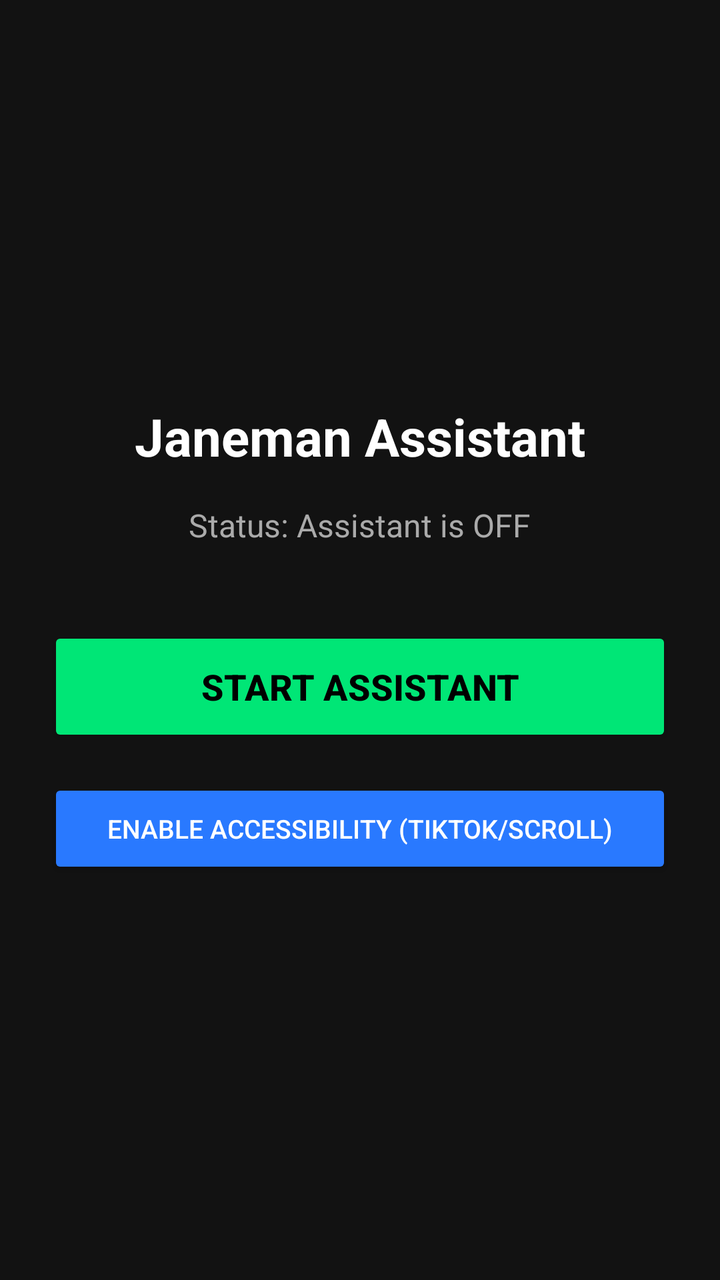
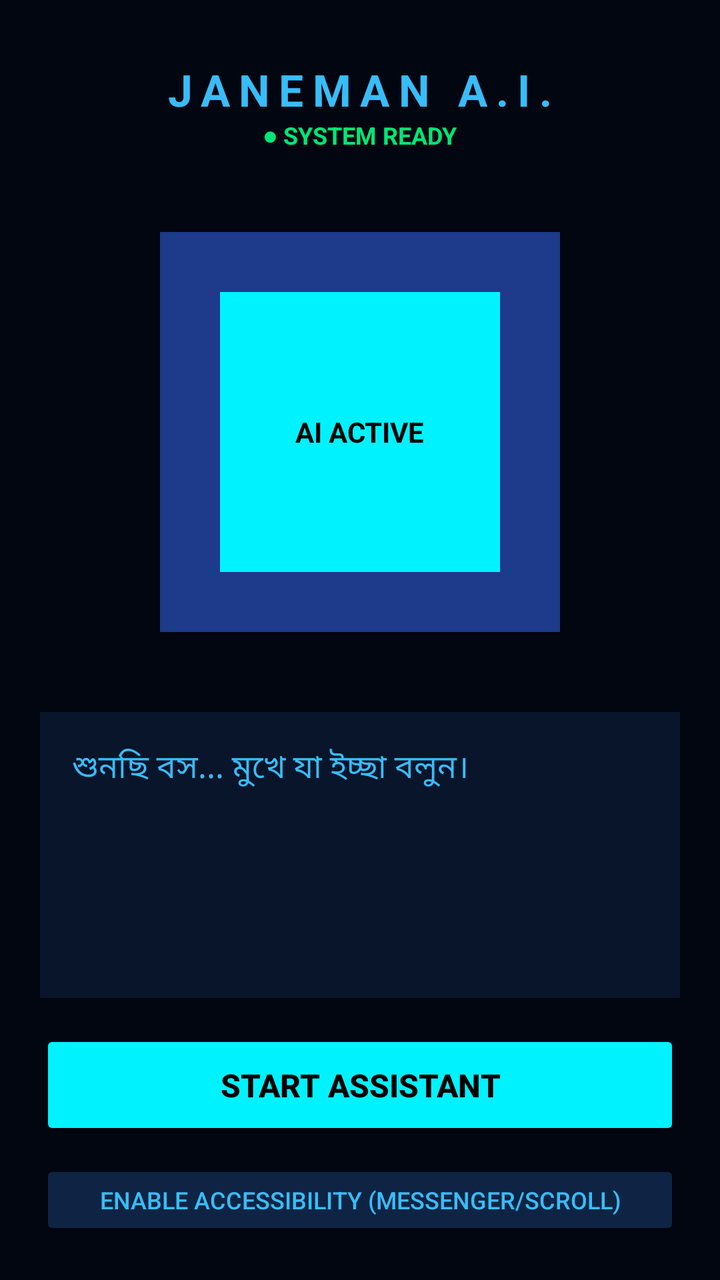

The first picture is an Android layout as it rendered before a commit; the second is the same layout after the commit. The layout source and the unified diff follow.
<!-- AndroidManifest.xml: application theme Theme.AppCompat.Light.NoActionBar -->
<!-- res/layout/activity_main.xml -->
<?xml version="1.0" encoding="utf-8"?>
<LinearLayout xmlns:android="http://schemas.android.com/apk/res/android"
    android:layout_width="match_parent"
    android:layout_height="match_parent"
    android:orientation="vertical"
    android:gravity="center"
    android:background="#121212"
    android:padding="24dp">

    <TextView
        android:layout_width="wrap_content"
        android:layout_height="wrap_content"
        android:text="Janeman Assistant"
        android:textColor="#FFFFFF"
        android:textSize="26sp"
        android:textStyle="bold"
        android:layout_marginBottom="16dp" />

    <TextView
        android:id="@+id/tvStatus"
        android:layout_width="wrap_content"
        android:layout_height="wrap_content"
        android:text="Status: Assistant is OFF"
        android:textColor="#AAAAAA"
        android:textSize="16sp"
        android:textAlignment="center"
        android:layout_marginBottom="40dp" />

    <Button
        android:id="@+id/btnToggleAssistant"
        android:layout_width="match_parent"
        android:layout_height="60dp"
        android:text="START ASSISTANT"
        android:textSize="18sp"
        android:textStyle="bold"
        android:backgroundTint="#00E676"
        android:textColor="#000000"
        android:layout_marginBottom="16dp" />

    <Button
        android:id="@+id/btnEnableAccessibility"
        android:layout_width="match_parent"
        android:layout_height="50dp"
        android:text="Enable Accessibility (TikTok/Scroll)"
        android:textSize="13sp"
        android:backgroundTint="#2979FF"
        android:textColor="#FFFFFF" />

</LinearLayout>
<!-- resources referenced by this layout -->
<resources>

</resources>

<!-- the commit's change to res/layout/activity_main.xml (unified diff, before → after) -->
@@ -3,47 +3,98 @@
     android:layout_width="match_parent"
     android:layout_height="match_parent"
     android:orientation="vertical"
-    android:gravity="center"
-    android:background="#121212"
-    android:padding="24dp">
+    android:background="#020611"
+    android:gravity="center_horizontal"
+    android:padding="20dp">
 
     <TextView
         android:layout_width="wrap_content"
         android:layout_height="wrap_content"
-        android:text="Janeman Assistant"
-        android:textColor="#FFFFFF"
-        android:textSize="26sp"
+        android:text="JANEMAN A.I."
+        android:textColor="#38BDF8"
+        android:textSize="22sp"
         android:textStyle="bold"
-        android:layout_marginBottom="16dp" />
+        android:letterSpacing="0.2"
+        android:layout_marginTop="10dp" />
 
     <TextView
         android:id="@+id/tvStatus"
         android:layout_width="wrap_content"
         android:layout_height="wrap_content"
-        android:text="Status: Assistant is OFF"
-        android:textColor="#AAAAAA"
-        android:textSize="16sp"
-        android:textAlignment="center"
-        android:layout_marginBottom="40dp" />
+        android:text="● SYSTEM READY"
+        android:textColor="#00E676"
+        android:textSize="12sp"
+        android:textStyle="bold"
+        android:layout_marginBottom="30dp" />
+
+    
+    <FrameLayout
+        android:layout_width="220dp"
+        android:layout_height="220dp"
+        android:layout_marginBottom="30dp">
+
+        <View
+            android:id="@+id/geminiOrbGlow"
+            android:layout_width="200dp"
+            android:layout_height="200dp"
+            android:layout_gravity="center"
+            android:background="#1E3A8A" />
+
+        <View
+            android:id="@+id/geminiOrbCore"
+            android:layout_width="140dp"
+            android:layout_height="140dp"
+            android:layout_gravity="center"
+            android:background="#00F2FE" />
+
+        <TextView
+            android:id="@+id/tvOrbState"
+            android:layout_width="wrap_content"
+            android:layout_height="wrap_content"
+            android:layout_gravity="center"
+            android:text="AI ACTIVE"
+            android:textColor="#000000"
+            android:textSize="14sp"
+            android:textStyle="bold" />
+    </FrameLayout>
+
+    
+    <LinearLayout
+        android:layout_width="match_parent"
+        android:layout_height="0dp"
+        android:layout_weight="1"
+        android:orientation="vertical"
+        android:background="#08152B"
+        android:padding="16dp"
+        android:layout_marginBottom="16dp">
+
+        <TextView
+            android:id="@+id/tvLiveLog"
+            android:layout_width="match_parent"
+            android:layout_height="wrap_content"
+            android:text="শুনছি বস... মুখে যা ইচ্ছা বলুন।"
+            android:textColor="#38BDF8"
+            android:textSize="16sp" />
+    </LinearLayout>
 
     <Button
         android:id="@+id/btnToggleAssistant"
         android:layout_width="match_parent"
-        android:layout_height="60dp"
+        android:layout_height="55dp"
         android:text="START ASSISTANT"
-        android:textSize="18sp"
+        android:textSize="16sp"
         android:textStyle="bold"
-        android:backgroundTint="#00E676"
+        android:backgroundTint="#00F2FE"
         android:textColor="#000000"
-        android:layout_marginBottom="16dp" />
+        android:layout_marginBottom="10dp" />
 
     <Button
         android:id="@+id/btnEnableAccessibility"
         android:layout_width="match_parent"
-        android:layout_height="50dp"
-        android:text="Enable Accessibility (TikTok/Scroll)"
-        android:textSize="13sp"
-        android:backgroundTint="#2979FF"
-        android:textColor="#FFFFFF" />
+        android:layout_height="40dp"
+        android:text="Enable Accessibility (Messenger/Scroll)"
+        android:textSize="12sp"
+        android:backgroundTint="#0F2444"
+        android:textColor="#38BDF8" />
 
 </LinearLayout>
